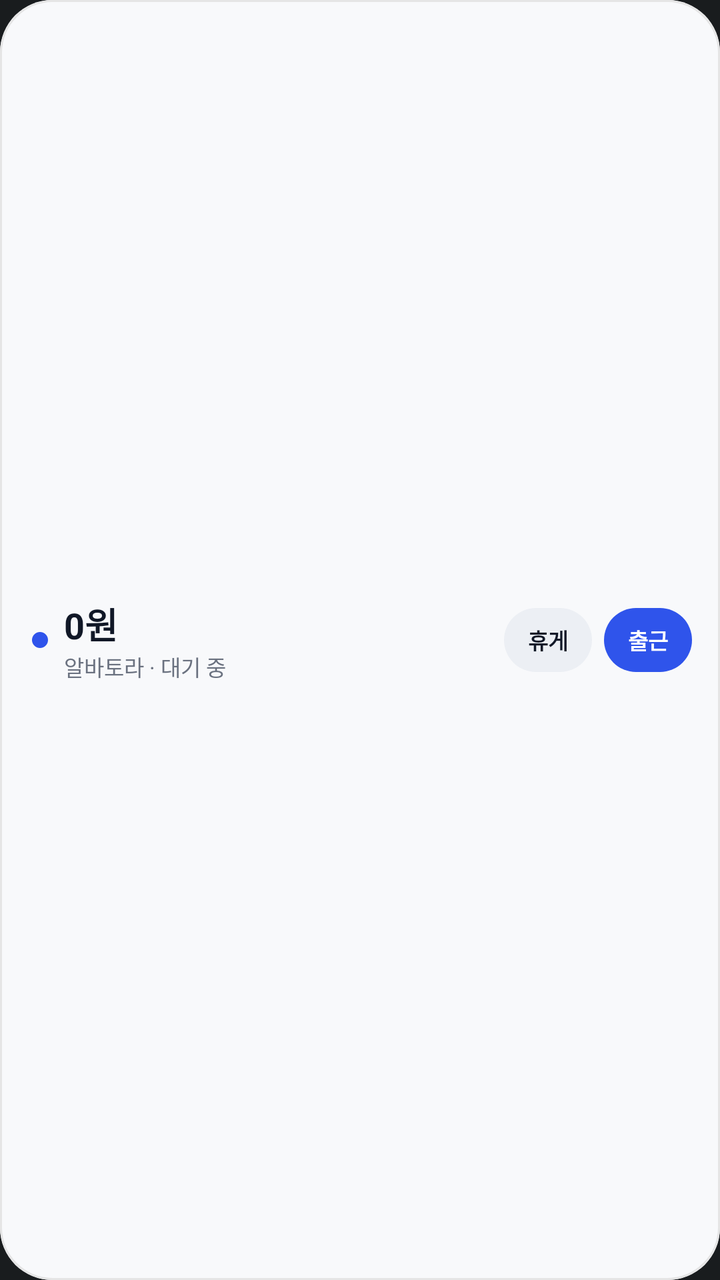
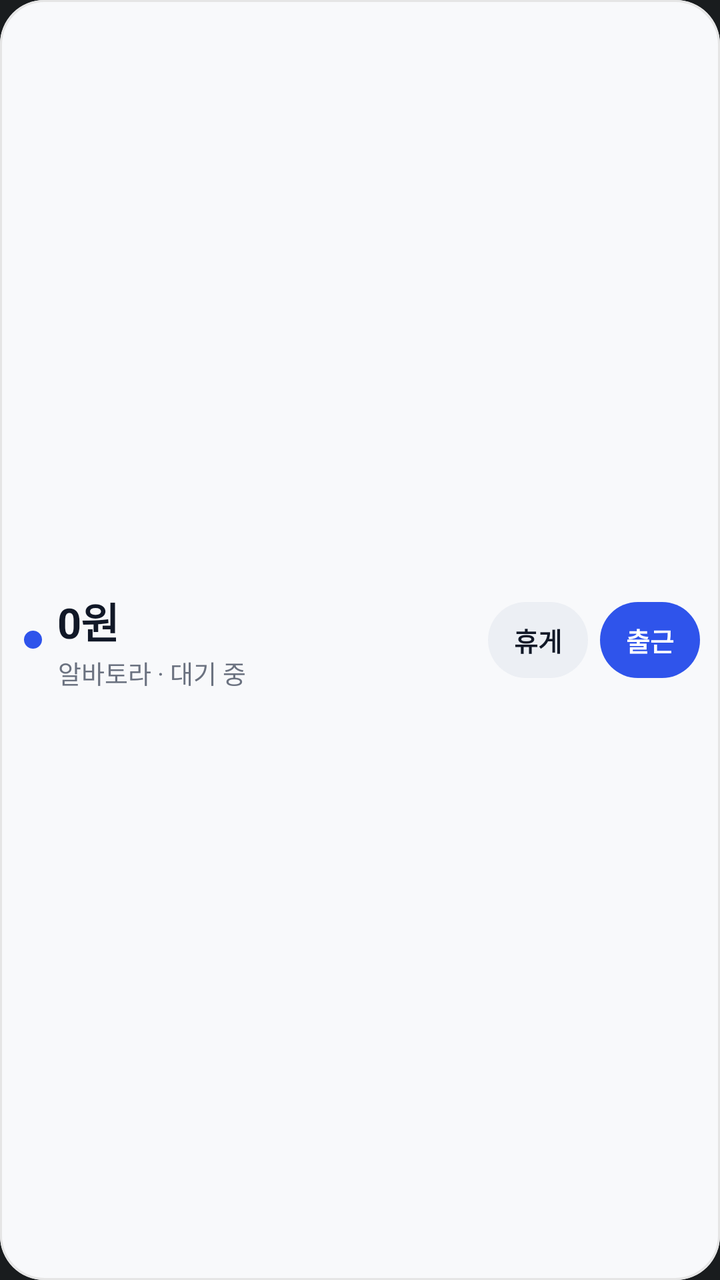

Screens rendered from an Android XML layout before and after an edit, with the pre-edit source and the edit as a unified diff.
<!-- AndroidManifest.xml: application theme Theme.AlbaTora -->
<!-- res/layout/widget_compact_live.xml -->
<?xml version="1.0" encoding="utf-8"?>
<FrameLayout xmlns:android="http://schemas.android.com/apk/res/android"
    android:id="@+id/widget_compact_root"
    android:layout_width="match_parent"
    android:layout_height="match_parent">

    <ImageView
        android:id="@+id/widget_compact_bg_fill"
        android:layout_width="match_parent"
        android:layout_height="match_parent"
        android:importantForAccessibility="no"
        android:scaleType="fitXY"
        android:src="@drawable/widget_shape_card_base"
        android:tint="@color/widget_bg" />

    <ImageView
        android:id="@+id/widget_compact_bg_stroke"
        android:layout_width="match_parent"
        android:layout_height="match_parent"
        android:importantForAccessibility="no"
        android:scaleType="fitXY"
        android:src="@drawable/widget_shape_card_stroke"
        android:tint="@color/widget_border" />

    <LinearLayout
        android:layout_width="match_parent"
        android:layout_height="match_parent"
        android:gravity="center_vertical"
        android:orientation="horizontal"
        android:paddingLeft="16dp"
        android:paddingTop="10dp"
        android:paddingRight="14dp"
        android:paddingBottom="10dp">

        <ImageView
            android:id="@+id/widget_compact_dot"
            android:layout_width="8dp"
            android:layout_height="8dp"
            android:layout_marginEnd="8dp"
            android:importantForAccessibility="no"
            android:src="@drawable/widget_dot_base"
            android:tint="@color/widget_accent" />

        <LinearLayout
            android:layout_width="0dp"
            android:layout_height="wrap_content"
            android:layout_weight="1"
            android:orientation="vertical">

            <TextView
                android:id="@+id/widget_compact_amount"
                android:layout_width="match_parent"
                android:layout_height="wrap_content"
                android:ellipsize="end"
                android:maxLines="1"
                android:text="0원"
                android:textColor="@color/widget_text_primary"
                android:textSize="18sp"
                android:textStyle="bold" />

            <TextView
                android:id="@+id/widget_compact_sub"
                android:layout_width="match_parent"
                android:layout_height="wrap_content"
                android:ellipsize="end"
                android:maxLines="1"
                android:text="알바토라 · 대기 중"
                android:textColor="@color/widget_text_secondary"
                android:textSize="11sp" />
        </LinearLayout>

        <FrameLayout
            android:id="@+id/widget_compact_btn1_wrap"
            android:layout_width="wrap_content"
            android:layout_height="32dp"
            android:layout_marginStart="6dp">

            <ImageView
                android:id="@+id/widget_compact_btn1_bg"
                android:layout_width="match_parent"
                android:layout_height="match_parent"
                android:importantForAccessibility="no"
                android:scaleType="fitXY"
                android:src="@drawable/widget_shape_pill_base"
                android:tint="@color/widget_card_inner" />

            <TextView
                android:id="@+id/widget_compact_btn1"
                android:layout_width="wrap_content"
                android:layout_height="match_parent"
                android:gravity="center"
                android:maxLines="1"
                android:paddingLeft="12dp"
                android:paddingRight="12dp"
                android:text="휴게"
                android:textColor="@color/widget_text_primary"
                android:textSize="11sp"
                android:textStyle="bold" />
        </FrameLayout>

        <FrameLayout
            android:id="@+id/widget_compact_btn2_wrap"
            android:layout_width="wrap_content"
            android:layout_height="32dp"
            android:layout_marginStart="6dp">

            <ImageView
                android:id="@+id/widget_compact_btn2_bg"
                android:layout_width="match_parent"
                android:layout_height="match_parent"
                android:importantForAccessibility="no"
                android:scaleType="fitXY"
                android:src="@drawable/widget_shape_pill_base"
                android:tint="@color/widget_accent" />

            <TextView
                android:id="@+id/widget_compact_btn2"
                android:layout_width="wrap_content"
                android:layout_height="match_parent"
                android:gravity="center"
                android:maxLines="1"
                android:paddingLeft="12dp"
                android:paddingRight="12dp"
                android:text="출근"
                android:textColor="@color/widget_on_accent"
                android:textSize="11sp"
                android:textStyle="bold" />
        </FrameLayout>
    </LinearLayout>
</FrameLayout>
<!-- resources referenced by this layout -->
<resources>
  <color name="widget_accent">#2F54EB</color>
  <color name="widget_bg">#F8F9FB</color>
  <color name="widget_border">#1A000000</color>
  <color name="widget_card_inner">#ECEFF4</color>
  <color name="widget_on_accent">#FFFFFF</color>
  <color name="widget_text_primary">#111827</color>
  <color name="widget_text_secondary">#6B7280</color>
  <!-- drawable widget_dot_base (drawable) -->
  <?xml version="1.0" encoding="utf-8"?>
  <shape xmlns:android="http://schemas.android.com/apk/res/android"
      android:shape="oval">
      <solid android:color="#FFFFFFFF" />
  </shape>
  <!-- drawable widget_shape_card_base (drawable) -->
  <?xml version="1.0" encoding="utf-8"?>
  <shape xmlns:android="http://schemas.android.com/apk/res/android"
      android:shape="rectangle">
      <solid android:color="#FFFFFFFF" />
      <corners android:radius="26dp" />
  </shape>
  <!-- drawable widget_shape_card_stroke (drawable) -->
  <?xml version="1.0" encoding="utf-8"?>
  <shape xmlns:android="http://schemas.android.com/apk/res/android"
      android:shape="rectangle">
      <solid android:color="#00000000" />
      <stroke
          android:width="1dp"
          android:color="#FFFFFFFF" />
      <corners android:radius="26dp" />
  </shape>
  <!-- drawable widget_shape_pill_base (drawable) -->
  <?xml version="1.0" encoding="utf-8"?>
  <shape xmlns:android="http://schemas.android.com/apk/res/android"
      android:shape="rectangle">
      <solid android:color="#FFFFFFFF" />
      <corners android:radius="999dp" />
  </shape>
  <style name="Theme.AlbaTora" parent="android:Theme.DeviceDefault.NoActionBar">
          <item name="android:statusBarColor">@android:color/transparent</item>
          <item name="android:navigationBarColor">@android:color/transparent</item>
          <item name="android:windowDrawsSystemBarBackgrounds">true</item>
      </style>
</resources>

<!-- the commit's change to res/layout/widget_compact_live.xml (unified diff, before → after) -->
@@ -23,19 +23,20 @@
         android:tint="@color/widget_border" />
 
     <LinearLayout
+        android:id="@+id/widget_compact_content"
         android:layout_width="match_parent"
         android:layout_height="match_parent"
         android:gravity="center_vertical"
         android:orientation="horizontal"
-        android:paddingLeft="16dp"
-        android:paddingTop="10dp"
-        android:paddingRight="14dp"
-        android:paddingBottom="10dp">
+        android:paddingLeft="12dp"
+        android:paddingTop="7dp"
+        android:paddingRight="10dp"
+        android:paddingBottom="7dp">
 
         <ImageView
             android:id="@+id/widget_compact_dot"
-            android:layout_width="8dp"
-            android:layout_height="8dp"
+            android:layout_width="9dp"
+            android:layout_height="9dp"
             android:layout_marginEnd="8dp"
             android:importantForAccessibility="no"
             android:src="@drawable/widget_dot_base"
@@ -52,27 +53,30 @@
                 android:layout_width="match_parent"
                 android:layout_height="wrap_content"
                 android:ellipsize="end"
+                android:fontFeatureSettings="tnum"
+                android:letterSpacing="-0.02"
                 android:maxLines="1"
                 android:text="0원"
                 android:textColor="@color/widget_text_primary"
-                android:textSize="18sp"
+                android:textSize="21sp"
                 android:textStyle="bold" />
 
             <TextView
                 android:id="@+id/widget_compact_sub"
                 android:layout_width="match_parent"
                 android:layout_height="wrap_content"
+                android:layout_marginTop="1dp"
                 android:ellipsize="end"
                 android:maxLines="1"
                 android:text="알바토라 · 대기 중"
                 android:textColor="@color/widget_text_secondary"
-                android:textSize="11sp" />
+                android:textSize="12.5sp" />
         </LinearLayout>
 
         <FrameLayout
             android:id="@+id/widget_compact_btn1_wrap"
             android:layout_width="wrap_content"
-            android:layout_height="32dp"
+            android:layout_height="38dp"
             android:layout_marginStart="6dp">
 
             <ImageView
@@ -90,18 +94,18 @@
                 android:layout_height="match_parent"
                 android:gravity="center"
                 android:maxLines="1"
-                android:paddingLeft="12dp"
-                android:paddingRight="12dp"
+                android:paddingLeft="13dp"
+                android:paddingRight="13dp"
                 android:text="휴게"
                 android:textColor="@color/widget_text_primary"
-                android:textSize="11sp"
+                android:textSize="13sp"
                 android:textStyle="bold" />
         </FrameLayout>
 
         <FrameLayout
             android:id="@+id/widget_compact_btn2_wrap"
             android:layout_width="wrap_content"
-            android:layout_height="32dp"
+            android:layout_height="38dp"
             android:layout_marginStart="6dp">
 
             <ImageView
@@ -119,11 +123,11 @@
                 android:layout_height="match_parent"
                 android:gravity="center"
                 android:maxLines="1"
-                android:paddingLeft="12dp"
-                android:paddingRight="12dp"
+                android:paddingLeft="13dp"
+                android:paddingRight="13dp"
                 android:text="출근"
                 android:textColor="@color/widget_on_accent"
-                android:textSize="11sp"
+                android:textSize="13sp"
                 android:textStyle="bold" />
         </FrameLayout>
     </LinearLayout>
<!-- resource entries referenced after the edit -->
@@ -18,7 +18,7 @@
   <shape xmlns:android="http://schemas.android.com/apk/res/android"
       android:shape="rectangle">
       <solid android:color="#FFFFFFFF" />
-      <corners android:radius="26dp" />
+      <corners android:radius="22dp" />
   </shape>
   <!-- drawable widget_shape_card_stroke (drawable) -->
   <?xml version="1.0" encoding="utf-8"?>
@@ -28,7 +28,7 @@
       <stroke
           android:width="1dp"
           android:color="#FFFFFFFF" />
-      <corners android:radius="26dp" />
+      <corners android:radius="22dp" />
   </shape>
   <!-- drawable widget_shape_pill_base (drawable) -->
   <?xml version="1.0" encoding="utf-8"?>
